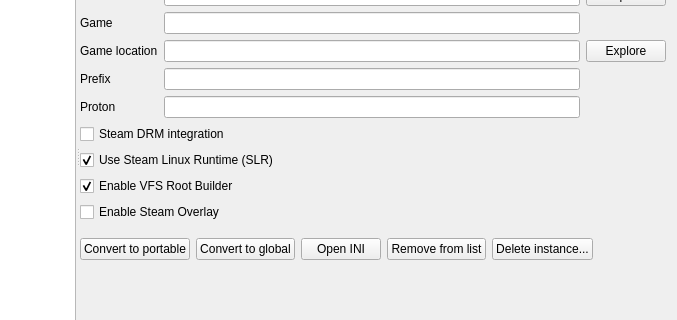
saghm/Fluorine-Manager, file src/src/instancemanagerdialog.ui: the form before one commit; both pictures show x 207 to 884 and y 116 to 436 of the 884 by 539 pixel window.
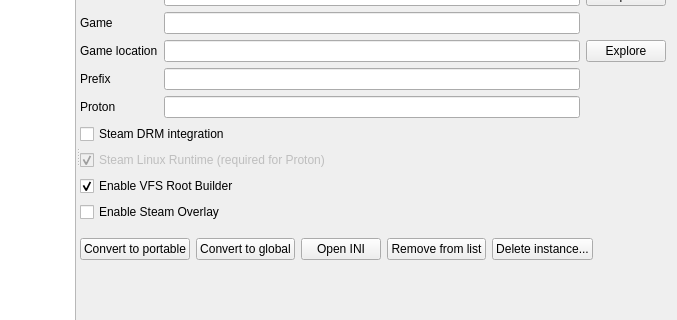
The form after the commit. Icons and pictures are not drawn. Custom widgets are drawn as their Qt base class.

Commit message: Force SLR for Proton launches

```diff
--- a/src/src/instancemanagerdialog.ui
+++ b/src/src/instancemanagerdialog.ui
@@ -326,8 +326,11 @@
                </item>
                <item row="11" column="0" colspan="2">
                 <widget class="QCheckBox" name="steamLinuxRuntimeCheckBox">
+                 <property name="enabled">
+                  <bool>false</bool>
+                 </property>
                  <property name="text">
-                  <string>Use Steam Linux Runtime (SLR)</string>
+                  <string>Steam Linux Runtime (required for Proton)</string>
                  </property>
                  <property name="toolTip">
                   <string>Run games inside the Steam Linux Runtime container (pressure-vessel). Provides GStreamer, 32-bit libs, and other dependencies for non-FHS distros like NixOS. Requires Steam to be installed.</string>
```
Left out of the diff: 2 changed lines with no effect on the pictures. The commit also changes 5 other files.
